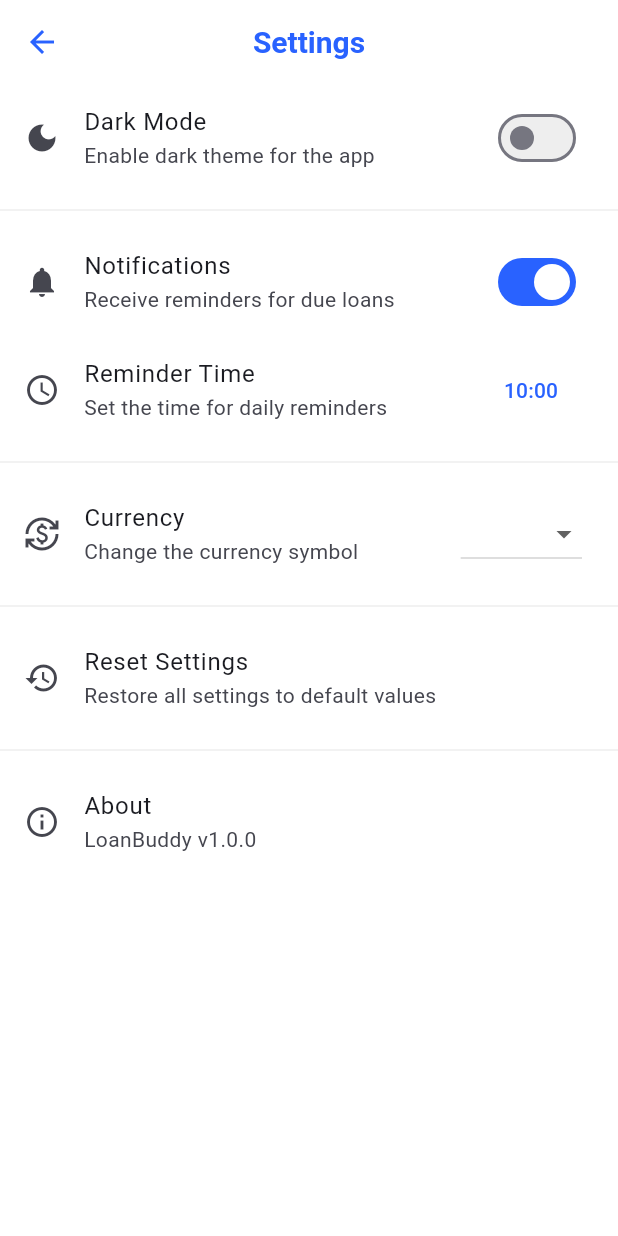
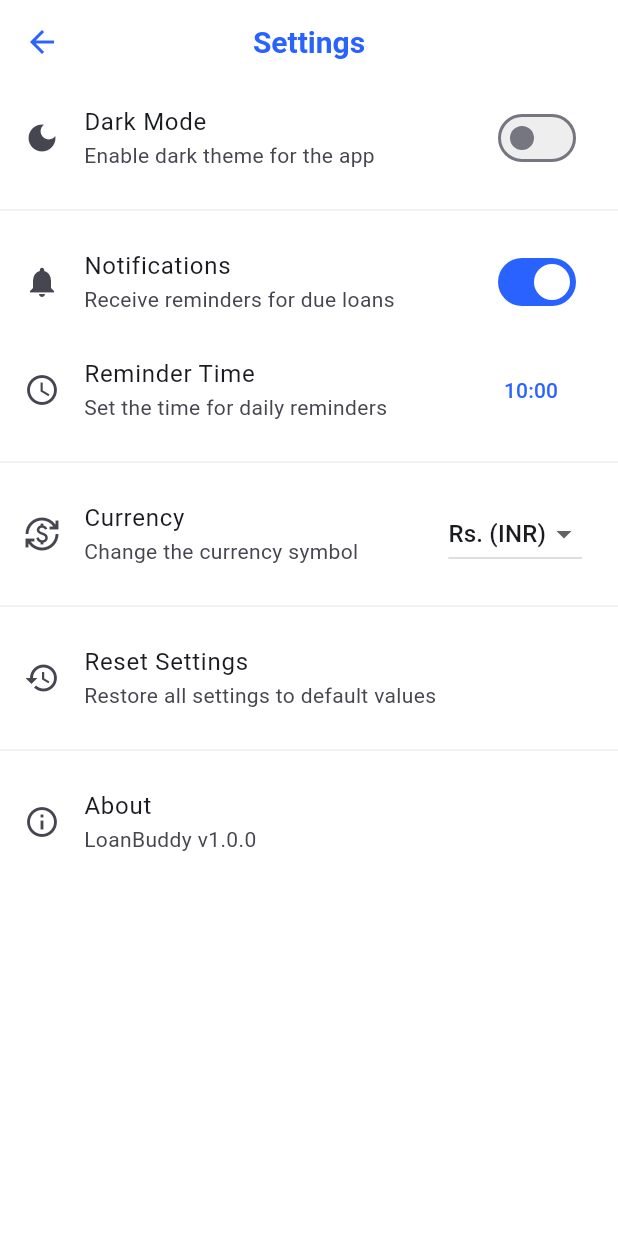
Before and after one commit to RensithUdara/LoanBuddy-Mobile-App, a Flutter app: the SettingsScreen screen opened directly, on a phone screen of 412 x 824 dp. Run offline on Flutter 3.47's test engine with Material 3 defaults, Android fonts, the phone set to English and light mode, and no system bars; our stand-ins replace csv, file_picker, fl_chart, permission_handler, shared_preferences, sqflite; accounts and stored records are empty.

Commit message:
Fix currency dropdown to use 'Rs.' instead of '₹' for INR

```diff
--- a/lib/views/screens/settings_screen.dart
+++ b/lib/views/screens/settings_screen.dart
@@ -188,7 +188,7 @@ class _SettingsScreenState extends State<SettingsScreen> {
         value: value,
         onChanged: onChanged,
         items: const [
-          DropdownMenuItem(value: '₹', child: Text('₹ (INR)')),
+          DropdownMenuItem(value: 'Rs.', child: Text('Rs. (INR)')),
           DropdownMenuItem(value: '\$', child: Text('\$ (USD)')),
           DropdownMenuItem(value: '€', child: Text('€ (EUR)')),
           DropdownMenuItem(value: '£', child: Text('£ (GBP)')),
```
